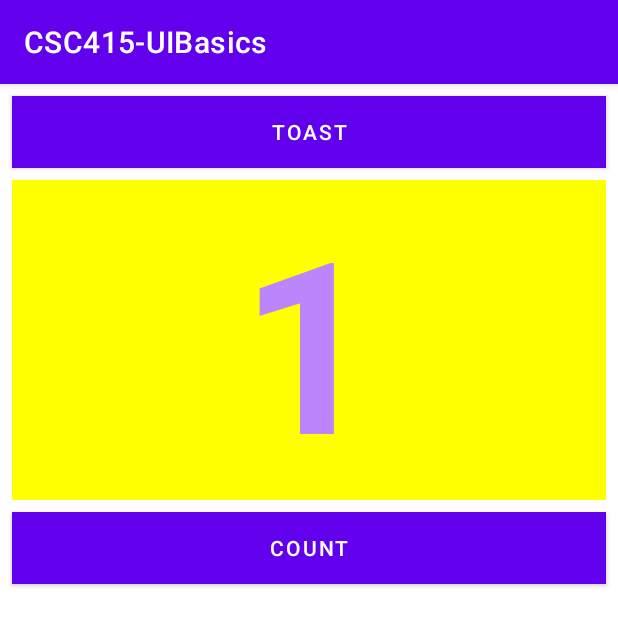
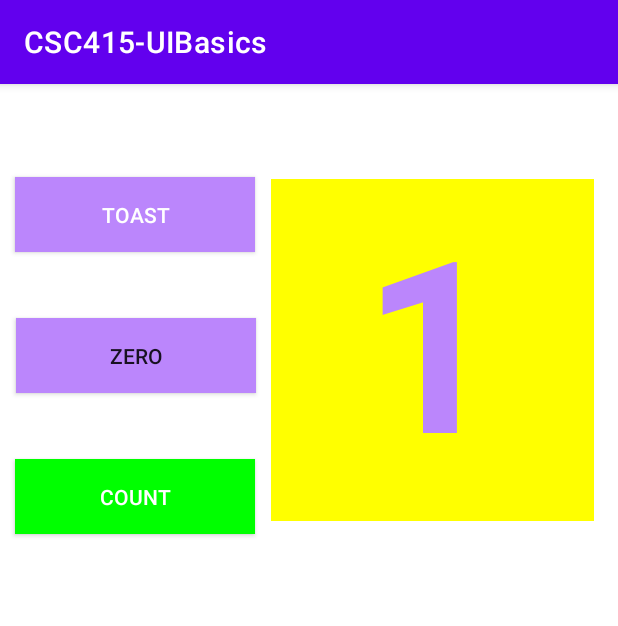
Before and after one commit to shawn-huesman/CSC415-UIBasics, an Android app: the screen it shows after launch (MainActivity), after a tap on "COUNT", on a phone screen of 412 x 824 dp. Shown: the top 626 px of the screen. Run offline under Robolectric (Android 15) with nearby library versions, the phone set to English and light mode, and no system bars.

Commit message:
Completed Android Fundamentals 01.2 Part B Homework
- Removed RelativeLayout
- Added ConstraintLayout
- Created vertical and horizontal layout variants

```diff
--- a/app/src/main/java/com/example/csc415_uibasics/MainActivity.kt
+++ b/app/src/main/java/com/example/csc415_uibasics/MainActivity.kt
@@ -1,19 +1,22 @@
 package com.example.csc415_uibasics
 
+import android.graphics.Color
 import androidx.appcompat.app.AppCompatActivity
 import android.os.Bundle
 import android.view.View
-import android.widget.TextView
-import android.widget.Toast
+import android.widget.*
+import androidx.core.content.res.ResourcesCompat
 
 class MainActivity : AppCompatActivity() {
     private var mCount: Int = 0
     private var mShowCount: TextView? = null
+    private var zeroButton: Button? = null
 
     override fun onCreate(savedInstanceState: Bundle?) {
         super.onCreate(savedInstanceState)
         setContentView(R.layout.activity_main)
         mShowCount = findViewById(R.id.show_count)
+        zeroButton = findViewById(R.id.button_zero)
     }
 
     fun showToast(view: View) {
@@ -23,8 +26,29 @@ class MainActivity : AppCompatActivity() {
     }
 
     fun countUp(view: View) {
+        val green = ResourcesCompat.getColor(resources, R.color.green, null)
+        val blue = ResourcesCompat.getColor(resources, R.color.blue, null)
+        val primaryColor = ResourcesCompat.getColor(resources, R.color.colorPrimary, null)
+
         ++mCount
+        mShowCount?.setText(mCount.toString())
 
-        mShowCount?.setText(mCount.toString())
+        zeroButton?.setBackgroundColor(primaryColor)
+
+        if (mCount % 2 == 0) {
+            view.setBackgroundColor(blue)
+        }
+        else {
+            view.setBackgroundColor(green)
+        }
+    }
+
+    fun zeroOutCount(view: View) {
+        val grey = ResourcesCompat.getColor(resources, R.color.grey, null)
+
+        mShowCount?.setText("0")
+        mCount = 0
+
+        view.setBackgroundColor(grey)
     }
 }
--- /dev/null
+++ b/app/src/main/res/layout-land/activity_main.xml
@@ -0,0 +1,88 @@
+<?xml version="1.0" encoding="utf-8"?>
+<androidx.constraintlayout.widget.ConstraintLayout xmlns:android="http://schemas.android.com/apk/res/android"
+    xmlns:app="http://schemas.android.com/apk/res-auto"
+    xmlns:tools="http://schemas.android.com/tools"
+    android:layout_width="match_parent"
+    android:layout_height="match_parent"
+    android:orientation="vertical"
+    tools:context=".MainActivity">
+
+    <androidx.appcompat.widget.AppCompatButton
+        android:id="@+id/button_zero"
+        android:layout_width="160dp"
+        android:layout_height="60dp"
+        android:background="@color/grey"
+        android:onClick="zeroOutCount"
+        android:text="@string/button_label_zero"
+        app:layout_constraintBottom_toTopOf="@+id/button_count"
+        app:layout_constraintEnd_toStartOf="@+id/show_count"
+        app:layout_constraintStart_toStartOf="parent"
+        app:layout_constraintTop_toBottomOf="@+id/button_toast"
+        app:layout_constraintVertical_bias="0.476" />
+
+    <androidx.appcompat.widget.AppCompatButton
+        android:id="@+id/button_count"
+        android:layout_width="160dp"
+        android:layout_height="60dp"
+        android:layout_below="@+id/show_count"
+        android:layout_centerHorizontal="true"
+        android:background="@color/colorPrimary"
+        android:onClick="countUp"
+        android:text="@string/button_label_count"
+        android:textColor="@android:color/white"
+        app:layout_constraintBottom_toBottomOf="parent"
+        app:layout_constraintEnd_toStartOf="@+id/show_count"
+        app:layout_constraintStart_toStartOf="parent"
+        app:layout_constraintTop_toTopOf="parent"
+        app:layout_constraintVertical_bias="0.641" />
+
+    <androidx.appcompat.widget.AppCompatButton
+        android:id="@+id/button_toast"
+        android:layout_width="160dp"
+        android:layout_height="60dp"
+        android:background="@color/colorPrimary"
+        android:onClick="showToast"
+        android:text="@string/button_label_toast"
+        android:textColor="@android:color/white"
+        app:layout_constraintBottom_toBottomOf="parent"
+        app:layout_constraintEnd_toStartOf="@+id/show_count"
+        app:layout_constraintStart_toStartOf="parent"
+        app:layout_constraintTop_toTopOf="parent"
+        app:layout_constraintVertical_bias="0.113" />
+
+    <TextView
+        android:id="@+id/show_count"
+        android:layout_width="449dp"
+        android:layout_height="333dp"
+        android:layout_below="@+id/button_toast"
+        android:layout_alignParentStart="true"
+        android:layout_alignParentLeft="true"
+        android:background="#FFFF00"
+        android:gravity="center"
+        android:text="@string/count_initial_value"
+        android:textAlignment="center"
+        android:textColor="@color/colorPrimary"
+        android:textSize="160sp"
+        android:textStyle="bold"
+        app:layout_constraintBottom_toBottomOf="parent"
+        app:layout_constraintEnd_toStartOf="@+id/guideline3"
+        app:layout_constraintHorizontal_bias="0.933"
+        app:layout_constraintStart_toStartOf="parent"
+        app:layout_constraintTop_toTopOf="parent"
+        app:layout_constraintVertical_bias="0.373" />
+
+    <androidx.constraintlayout.widget.Guideline
+        android:id="@+id/guideline2"
+        android:layout_width="wrap_content"
+        android:layout_height="wrap_content"
+        android:orientation="vertical"
+        app:layout_constraintGuide_percent="0.02" />
+
+    <androidx.constraintlayout.widget.Guideline
+        android:id="@+id/guideline3"
+        android:layout_width="wrap_content"
+        android:layout_height="wrap_content"
+        android:orientation="vertical"
+        app:layout_constraintGuide_percent="0.96" />
+
+</androidx.constraintlayout.widget.ConstraintLayout>
--- a/app/src/main/res/layout/activity_main.xml
+++ b/app/src/main/res/layout/activity_main.xml
@@ -1,56 +1,74 @@
 <?xml version="1.0" encoding="utf-8"?>
-<RelativeLayout xmlns:android="http://schemas.android.com/apk/res/android"
+<androidx.constraintlayout.widget.ConstraintLayout xmlns:android="http://schemas.android.com/apk/res/android"
+    xmlns:app="http://schemas.android.com/apk/res-auto"
     xmlns:tools="http://schemas.android.com/tools"
     android:layout_width="match_parent"
     android:layout_height="match_parent"
     android:orientation="vertical"
     tools:context=".MainActivity">
 
-    <Button
+    <androidx.appcompat.widget.AppCompatButton
         android:id="@+id/button_toast"
-        android:layout_width="match_parent"
-        android:layout_height="wrap_content"
-        android:layout_marginStart="8dp"
-        android:layout_marginTop="8dp"
-        android:layout_marginEnd="8dp"
+        android:layout_width="160dp"
+        android:layout_height="50dp"
         android:background="@color/colorPrimary"
         android:onClick="showToast"
         android:text="@string/button_label_toast"
         android:textColor="@android:color/white"
-        />
+        app:layout_constraintBottom_toBottomOf="parent"
+        app:layout_constraintEnd_toStartOf="@+id/show_count"
+        app:layout_constraintHorizontal_bias="0.476"
+        app:layout_constraintStart_toStartOf="parent"
+        app:layout_constraintTop_toTopOf="parent"
+        app:layout_constraintVertical_bias="0.086" />
 
     <TextView
         android:id="@+id/show_count"
-        android:layout_width="match_parent"
-        android:layout_height="wrap_content"
-        android:layout_marginStart="8dp"
-        android:layout_marginTop="8dp"
-        android:layout_marginEnd="8dp"
-        android:layout_marginBottom="8dp"
+        android:layout_width="215dp"
+        android:layout_height="228dp"
+        android:layout_below="@+id/button_toast"
+        android:layout_alignParentStart="true"
+        android:layout_alignParentLeft="true"
         android:background="#FFFF00"
         android:text="@string/count_initial_value"
         android:textAlignment="center"
         android:textColor="@color/colorPrimary"
         android:textSize="160sp"
         android:textStyle="bold"
-        android:layout_below="@+id/button_toast"
-        android:layout_alignParentLeft="true"
-        android:layout_alignParentStart="true"
-        />
+        app:layout_constraintBottom_toBottomOf="parent"
+        app:layout_constraintEnd_toEndOf="parent"
+        app:layout_constraintHorizontal_bias="0.918"
+        app:layout_constraintStart_toStartOf="parent"
+        app:layout_constraintTop_toTopOf="parent"
+        app:layout_constraintVertical_bias="0.117" />
 
-    <Button
+    <androidx.appcompat.widget.AppCompatButton
         android:id="@+id/button_count"
-        android:layout_width="match_parent"
-        android:layout_height="wrap_content"
-        android:layout_marginStart="8dp"
-        android:layout_marginEnd="8dp"
-        android:layout_marginBottom="8dp"
+        android:layout_width="160dp"
+        android:layout_height="50dp"
+        android:layout_below="@+id/show_count"
+        android:layout_centerHorizontal="true"
         android:background="@color/colorPrimary"
         android:onClick="countUp"
         android:text="@string/button_label_count"
         android:textColor="@android:color/white"
-        android:layout_centerHorizontal="true"
-        android:layout_below="@+id/show_count"
-        />
+        app:layout_constraintBottom_toBottomOf="parent"
+        app:layout_constraintEnd_toStartOf="@+id/show_count"
+        app:layout_constraintHorizontal_bias="0.476"
+        app:layout_constraintStart_toStartOf="parent"
+        app:layout_constraintTop_toTopOf="parent"
+        app:layout_constraintVertical_bias="0.348" />
 
-</RelativeLayout>
+    <androidx.appcompat.widget.AppCompatButton
+        android:id="@+id/button_zero"
+        android:layout_width="160dp"
+        android:layout_height="50dp"
+        android:background="@color/grey"
+        android:text="@string/button_label_zero"
+        android:onClick="zeroOutCount"
+        app:layout_constraintBottom_toTopOf="@+id/button_count"
+        app:layout_constraintEnd_toStartOf="@+id/show_count"
+        app:layout_constraintStart_toStartOf="parent"
+        app:layout_constraintTop_toBottomOf="@+id/button_toast" />
+
+</androidx.constraintlayout.widget.ConstraintLayout>
--- a/app/src/main/res/values/colors.xml
+++ b/app/src/main/res/values/colors.xml
@@ -7,6 +7,9 @@
     <color name="teal_700">#FF018786</color>
     <color name="black">#FF000000</color>
     <color name="white">#FFFFFFFF</color>
+    <color name="grey">#808080</color>
+    <color name="blue">#0000FF</color>
+    <color name="green">#00FF00</color>
 
     <color name="colorPrimary">@color/purple_200</color>
 </resources>
--- a/app/src/main/res/values/strings.xml
+++ b/app/src/main/res/values/strings.xml
@@ -4,4 +4,5 @@
     <string name="button_label_count">Count</string>
     <string name="toast_message">Hello Toast!</string>
     <string name="count_initial_value">0</string>
+    <string name="button_label_zero">Zero</string>
 </resources>
```
